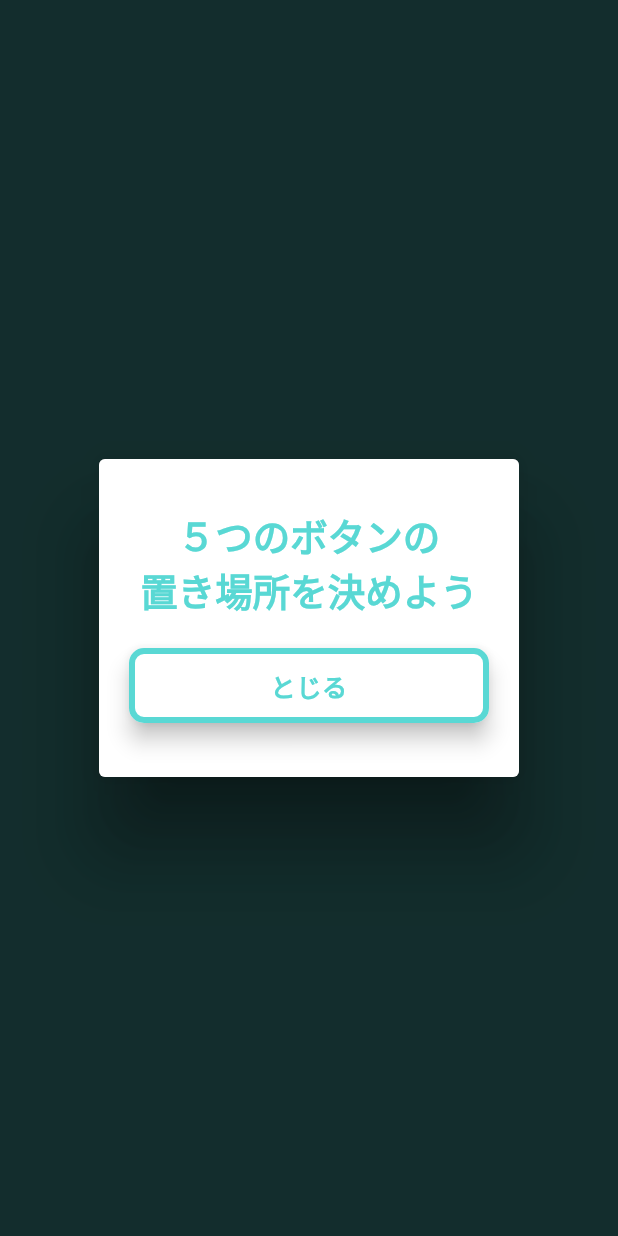
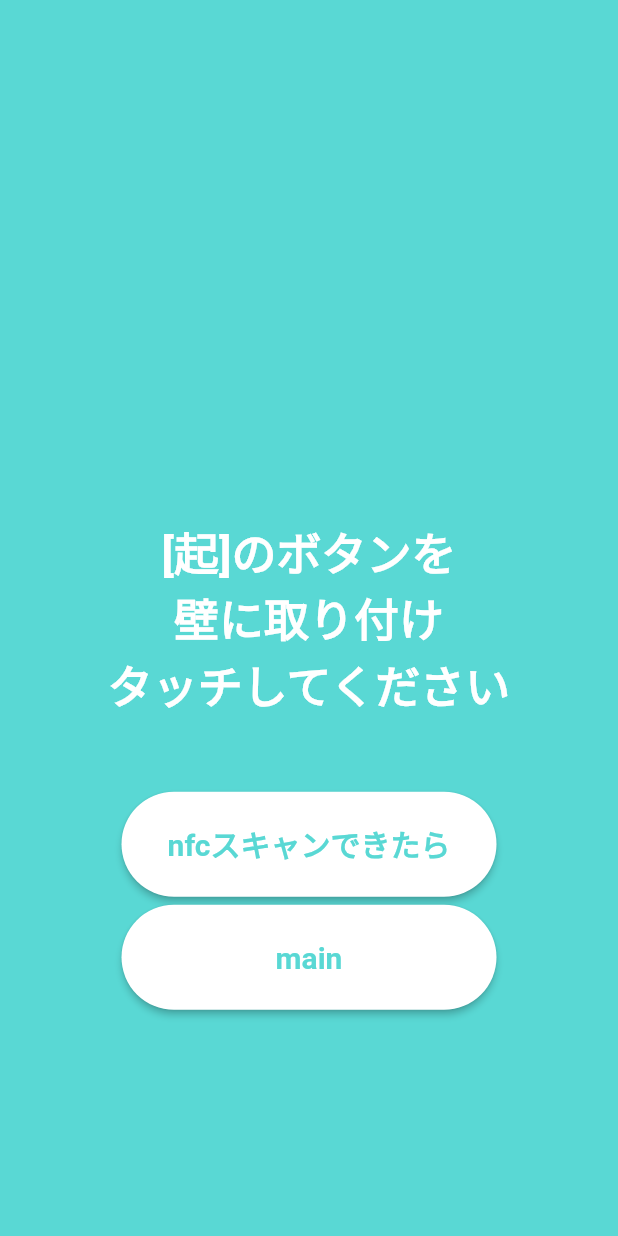
Before and after one commit to Jin2003/kishoutenketsu_rta, a Flutter app: the NfcSettingPage screen opened directly, on a phone screen of 412 x 824 dp. Run offline on Flutter 3.47's test engine with Material 2 defaults, Android fonts, the phone set to English and light mode, and no system bars; our stand-ins replace curved_navigation_bar, google_fonts.

Commit message:
[fix] initstate error

```diff
--- a/lib/view/pages/nfc_setting_page.dart
+++ b/lib/view/pages/nfc_setting_page.dart
@@ -1,9 +1,13 @@
 import 'package:flutter/material.dart';
 import 'package:flutter/src/widgets/container.dart';
 import 'package:flutter/src/widgets/framework.dart';
+import 'package:kishoutenketsu_rta/logic/nav_bar.dart';
 import 'package:kishoutenketsu_rta/view/pages/components/custom_text_blue.dart';
 import 'package:kishoutenketsu_rta/view/pages/components/custom_text_white.dart';
+import 'package:kishoutenketsu_rta/view/pages/components/elevate_button.dart';
+import 'package:kishoutenketsu_rta/view/pages/start_page.dart';
 
+import '../../logic/nav_bar.dart';
 import '../constant.dart';
 import 'components/outline_button.dart';
 
@@ -15,50 +19,107 @@ class NfcSettingPage extends StatefulWidget {
 }
 
 class _NfcSettingPageState extends State<NfcSettingPage> {
+  // タグ名
+  final List<String> tagname = ["起", "床", "点", "結", "RTA"];
+  //int a = tagname.length;
+
+  // タグ番号
+  int tag_count = 0;
+
   @override
   Widget build(BuildContext context) {
-    //遷移後すぐダイアログ表示
-    //initState();
+    if( tag_count > tagname.length){
 
-    WidgetsBinding.instance.addPostFrameCallback((_) {
-      // エラーの出ていた処理
-      initState();
-    });
+  }
 
-    // タグ番号
-    int tag_count = 1;
+    String tag_name = tagname[tag_count];
 
     return Scaffold(
       backgroundColor: Constant.mainColor,
-      body: Center(
+      body: Stack(
+        children: [
+          Center(
             child: Container(
               child: CustomTextWhite(
-              text: '$tag_count つ目のボタンを\n壁に取り付け\nタッチしてください', fontSize: 30),
+                  text: '[$tag_name]のボタンを\n壁に取り付け\nタッチしてください', fontSize: 30),
             ),
+          ),
+          Align(
+            alignment: const Alignment(0.0, 0.4),
+            child: //OutlineButton(title: 'nfcスキャンできたら', width: 250, height: 70, fontsize: 20, shape: 60),
+                SizedBox(
+              width: 250,
+              height: 70,
+              child: ElevatedButton(
+                style: ElevatedButton.styleFrom(
+                  backgroundColor: Constant.white,
+                  shape: RoundedRectangleBorder(
+                    borderRadius: BorderRadius.circular(60),
+                  ),
+                ),
+                onPressed: () {
+                  showDialog<void>(
+                      context: context,
+                      builder: (_) {
+                        return Dialog();
+                      });
+                  setState(() {
+                    tag_count++;
+                  });
+                },
+                child: CustomTextBlue(
+                  text: 'nfcスキャンできたら',
+                  fontSize: 20,
+                ),
+              ),
+            ),
+          ),
+          Align(
+            alignment: const Alignment(0.0, 0.6),
+            child: //OutlineButton(title: 'nfcスキャンできたら', width: 250, height: 70, fontsize: 20, shape: 60),
+                SizedBox(
+              width: 250,
+              height: 70,
+              child: ElevatedButton(
+                style: ElevatedButton.styleFrom(
+                  backgroundColor: Constant.white,
+                  shape: RoundedRectangleBorder(
+                    borderRadius: BorderRadius.circular(60),
+                  ),
+                ),
+                onPressed: () {
+                  NavBar();
+                },
+                child: CustomTextBlue(
+                  text: 'main',
+                  fontSize: 20,
+                ),
+              ),
+            ),
+          )
+        ],
       ),
     );
   }
-
-  void initState() {
-    super.initState();
-    WidgetsBinding.instance.addPostFrameCallback((_) => _showStartDialog());
 }
 
-  Future<void> _showStartDialog() async {
-    return showDialog<void>(
-      context: context,
-      builder: (BuildContext context) {
+class Dialog extends StatelessWidget {
+  const Dialog({Key? key}) : super(key: key);
+
+  @override
+  Widget build(BuildContext context) {
     return SimpleDialog(
       children: [
         const SizedBox(
-              height: 20,
+          height: 40,
         ),
         const Align(
           alignment: Alignment.center,
-              child: CustomTextBlue(text: '５つのボタンの\n置き場所を決めよう', fontSize: 25),
+          child: CustomTextBlue(text: 'スキャン完了！', fontSize: 25),
         ),
         Padding(
-              padding: const EdgeInsets.all(20.0),
+          padding:
+              const EdgeInsets.only(top: 20, left: 50, right: 50, bottom: 40),
           child: Container(
             child: OutlineButton(
               title: 'とじる',
@@ -72,7 +133,5 @@ class _NfcSettingPageState extends State<NfcSettingPage> {
         ),
       ],
     );
-      },
-    );
   }
 }
```
Lines whose indentation alone changed are shown as unchanged.
